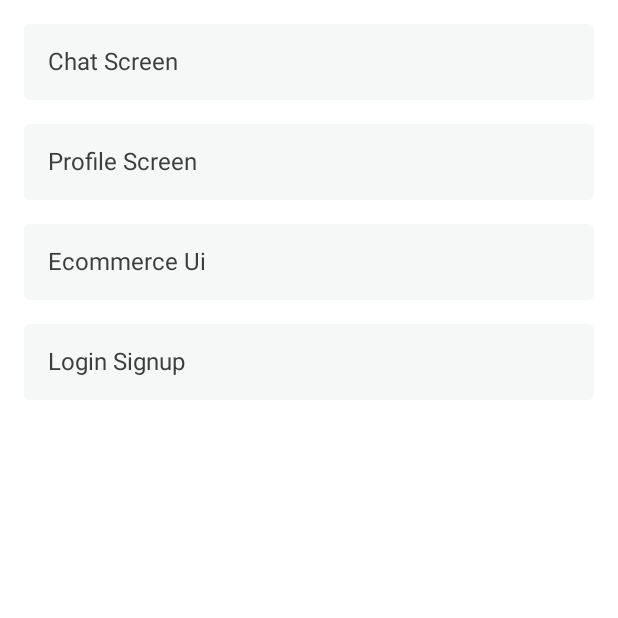
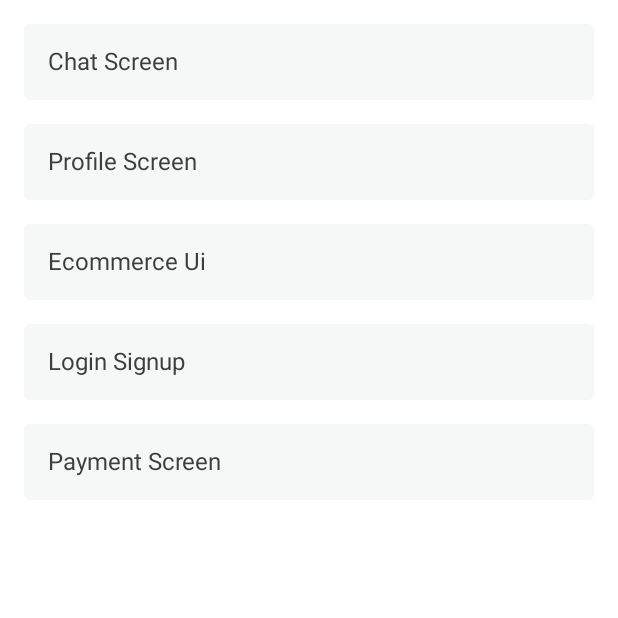
Before and after one commit to Hiten24/Compose-Ui-Templates, an Android app built with Jetpack Compose: the screen it shows after launch (MainActivity), on a phone screen of 412 x 824 dp, the top half of it. Run offline under Robolectric (Android 15) with nearby library versions, the phone set to English and light mode, and no system bars.

Commit message:
files setup and routes setup

```diff
--- a/app/src/main/java/com/example/composeuitemplates/mainscreen/MainScreen.kt
+++ b/app/src/main/java/com/example/composeuitemplates/mainscreen/MainScreen.kt
@@ -21,7 +21,9 @@ val screens = listOf(
     ScreenNames("Chat Screen", Screen.ChatScreen.route),
     ScreenNames("Profile Screen", Screen.ProfileScreen.route),
     ScreenNames("Ecommerce Ui", Screen.EcommerceScreen.route),
-    ScreenNames("Login Signup", Screen.SignupScreen.route)
+    ScreenNames("Login Signup", Screen.SignupScreen.route),
+    ScreenNames("Payment Screen", Screen.PaymentScreen.route),
+
 )
 
 @ExperimentalMaterialApi
--- a/app/src/main/java/com/example/composeuitemplates/mainscreen/Navigation.kt
+++ b/app/src/main/java/com/example/composeuitemplates/mainscreen/Navigation.kt
@@ -8,6 +8,7 @@ import androidx.navigation.NavType
 import androidx.navigation.compose.NavHost
 import androidx.navigation.compose.composable
 import androidx.navigation.navArgument
+import androidx.navigation.navigation
 import com.example.composeuitemplates.presentation.chat_ui.ChatScreen
 import com.example.composeuitemplates.presentation.ecommerce_ui.EcommerceHomeScreen
 import com.example.composeuitemplates.presentation.ecommerce_ui.ProductScreen
@@ -56,5 +57,12 @@ fun Navigation(navController: NavHostController){
         composable(route = Screen.LoginScreen.route) {
             LoginScreen(navController = navController)
         }
+
+        navigation(
+            route = Screen.PaymentScreen.route,
+            startDestination = PaymentScreens.AmountScreen.route
+        ) {
+
+        }
     }
 }
--- a/app/src/main/java/com/example/composeuitemplates/mainscreen/Screen.kt
+++ b/app/src/main/java/com/example/composeuitemplates/mainscreen/Screen.kt
@@ -8,4 +8,10 @@ sealed class Screen(val route: String) {
     object EcommerceProductScreen: Screen("ecommerce_product_screen")
     object SignupScreen: Screen("signup_screen")
     object LoginScreen: Screen("login_screen")
+    object PaymentScreen:Screen("payment_screen")
 }
+
+sealed class PaymentScreens(val route: String){
+    object AmountScreen:PaymentScreens("payment_amount")
+    object SuccessScreen:PaymentScreens("payment_success")
+}
--- /dev/null
+++ b/app/src/main/java/com/example/composeuitemplates/presentation/payment_ui/ui/Colors.kt
@@ -0,0 +1,6 @@
+package com.example.composeuitemplates.presentation.payment_ui.ui
+
+import androidx.compose.ui.graphics.Color
+
+val YellowLight = Color(0xFFf7d452)
+val GreenLight = Color(0xFF20b7b4)
```
Also changed, not shown: app/src/main/java/com/example/composeuitemplates/presentation/payment_ui/PaymentScreen.kt (added, +8 -0 lines), app/src/main/java/com/example/composeuitemplates/presentation/payment_ui/components/AmountScreenComponent.kt (added, +86 -0 lines).
